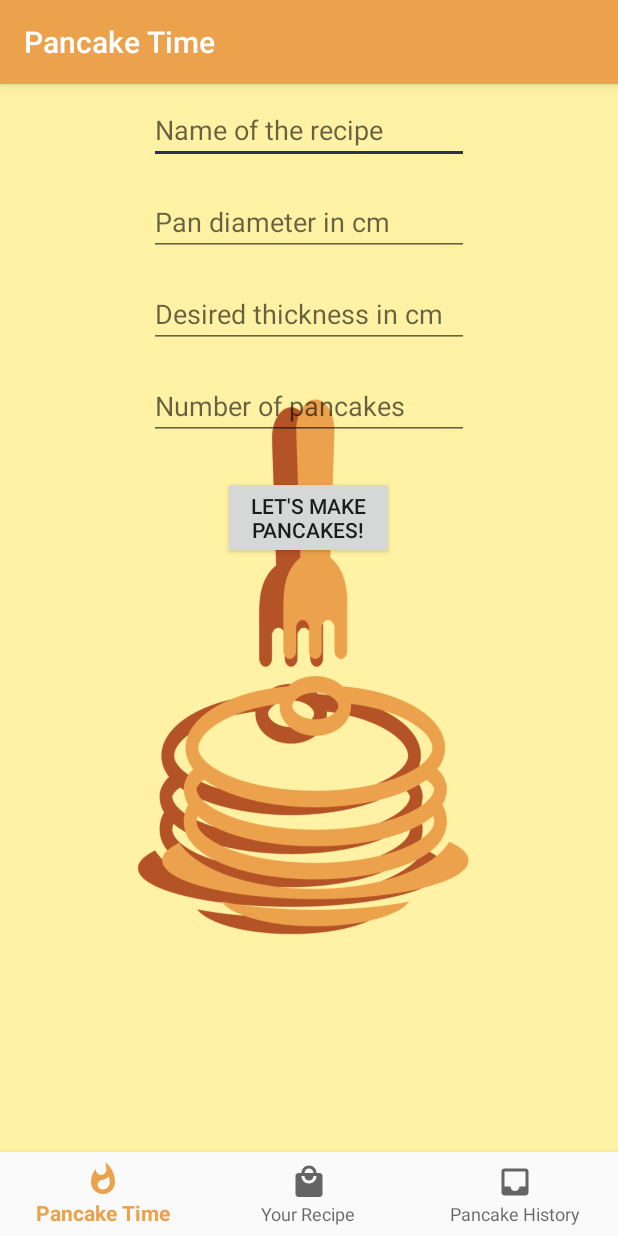
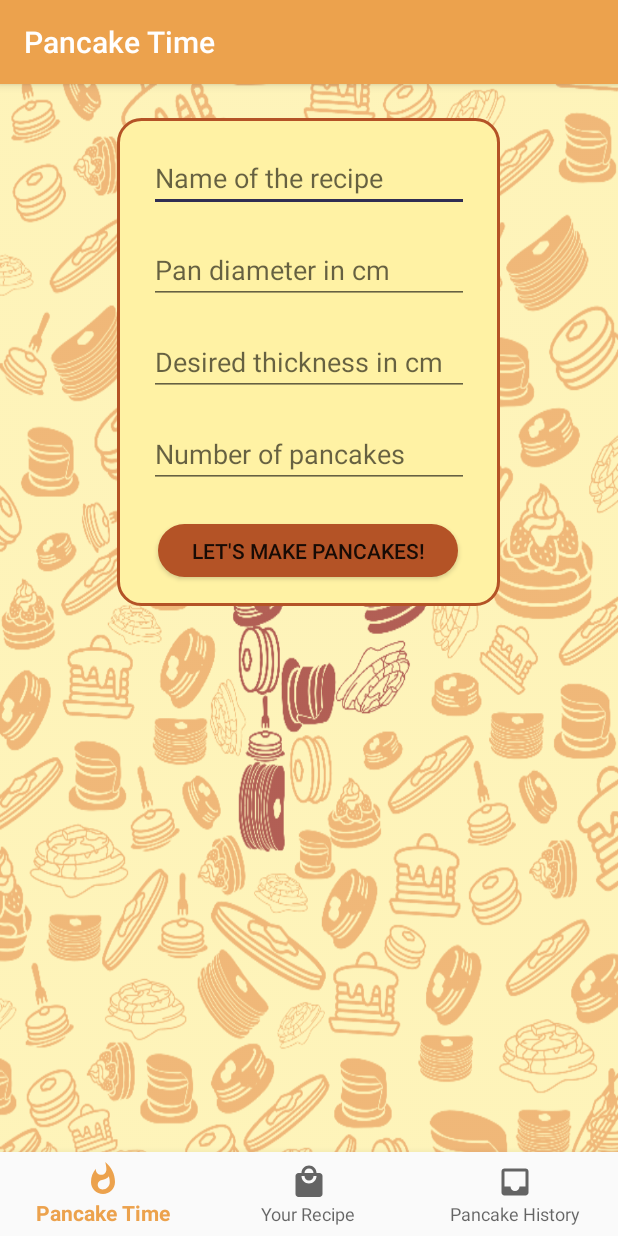
Before and after one commit to theothies/Perfect-Pancakes, an Android app: the screen it shows after launch (MainActivity), on a phone screen of 412 x 824 dp. Run offline under Robolectric (Android 15) with nearby library versions, the phone set to English and light mode, and no system bars; our stand-ins replace Room's generated code, navigation-ui.

Commit message:
Designänderungen, hauptsächlich im HomeFragment

```diff
--- /dev/null
+++ b/app/src/main/res/drawable/rounded_button.xml
@@ -0,0 +1,8 @@
+<?xml version="1.0" encoding="utf-8"?>
+<shape xmlns:android="http://schemas.android.com/apk/res/android"
+    android:shape="rectangle">
+
+    <solid android:color="@color/colorPrimaryDark"/>
+    <corners android:radius="150dp"/>
+
+</shape>
--- /dev/null
+++ b/app/src/main/res/drawable/rounded_textfield.xml
@@ -0,0 +1,9 @@
+<?xml version="1.0" encoding="utf-8"?>
+<shape xmlns:android="http://schemas.android.com/apk/res/android"
+    android:shape="rectangle">
+
+    <solid android:color="@color/colorLightest"/>
+    <stroke android:width="2dp" android:color="@color/colorPrimaryDark"/>
+    <corners android:radius="15dp"/>
+
+</shape>
--- a/app/src/main/res/layout/activity_main.xml
+++ b/app/src/main/res/layout/activity_main.xml
@@ -4,7 +4,7 @@
     android:id="@+id/container"
     android:layout_width="match_parent"
     android:layout_height="match_parent"
-    android:background="@drawable/app_background_lowresolution">
+    android:background="@drawable/app_background_lowresolution1">
 
     <com.google.android.material.bottomnavigation.BottomNavigationView
         android:id="@+id/nav_view"
--- a/app/src/main/res/layout/fragment_home.xml
+++ b/app/src/main/res/layout/fragment_home.xml
@@ -5,12 +5,31 @@
     android:layout_width="match_parent"
     android:layout_height="match_parent">
 
+    <FrameLayout
+        android:background="@drawable/rounded_textfield"
+        android:layout_width="255dp"
+        android:layout_height="325dp"
+        android:layout_marginStart="32dp"
+        android:layout_marginLeft="32dp"
+        android:layout_marginTop="32dp"
+        android:layout_marginEnd="32dp"
+        android:layout_marginRight="32dp"
+        android:layout_marginBottom="32dp"
+        app:layout_constraintBottom_toBottomOf="@+id/calculate"
+        app:layout_constraintEnd_toEndOf="@+id/number"
+        app:layout_constraintHorizontal_bias="0.505"
+        app:layout_constraintStart_toStartOf="@+id/number"
+        app:layout_constraintTop_toTopOf="@+id/title"
+        app:layout_constraintVertical_bias="0.496">
+
+    </FrameLayout>
 
     <Button
         android:id="@+id/calculate"
-        android:layout_width="114dp"
-        android:layout_height="55dp"
+        android:layout_width="200dp"
+        android:layout_height="35dp"
         android:layout_marginTop="24dp"
+        android:background="@drawable/rounded_button"
         android:text="@string/button_Lets_make_pancakes"
         app:layout_constraintEnd_toEndOf="parent"
         app:layout_constraintHorizontal_bias="0.498"
@@ -21,7 +40,7 @@
         android:id="@+id/title"
         android:layout_width="wrap_content"
         android:layout_height="wrap_content"
-        android:layout_marginTop="8dp"
+        android:layout_marginTop="40dp"
         android:ems="10"
         android:hint="@string/input_title_description"
         android:inputType="textCapWords"
@@ -65,4 +84,6 @@
         app:layout_constraintStart_toStartOf="parent"
         app:layout_constraintTop_toBottomOf="@+id/thickness" />
 
+
+
 </androidx.constraintlayout.widget.ConstraintLayout>
--- a/app/src/main/res/layout/pancake_list_item.xml
+++ b/app/src/main/res/layout/pancake_list_item.xml
@@ -3,6 +3,8 @@
     xmlns:android="http://schemas.android.com/apk/res/android"
     android:orientation="vertical" android:layout_width="match_parent"
     android:layout_height="wrap_content">
+
+
     <TextView
         android:id="@+id/list_item_title"
         android:layout_width="match_parent"
--- a/app/src/main/res/values/colors.xml
+++ b/app/src/main/res/values/colors.xml
@@ -1,5 +1,6 @@
 <?xml version="1.0" encoding="utf-8"?>
 <resources>
+    <color name="colorLightest">#fff2a4</color>
     <color name="colorPrimary">#eca24d</color>
     <color name="colorPrimaryDark">#b45326</color>
     <color name="colorAccent">#302e53</color>
```
Also changed, not shown: app/src/main/res/drawable/app_background_lowresolution.png, app/src/main/res/drawable/app_background_lowresolution1.png (added), app/src/main/res/drawable/icon_pp_full.png.
